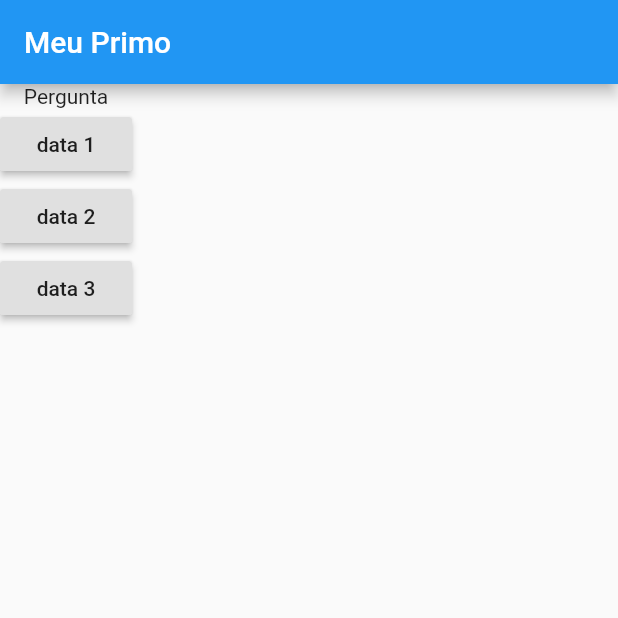
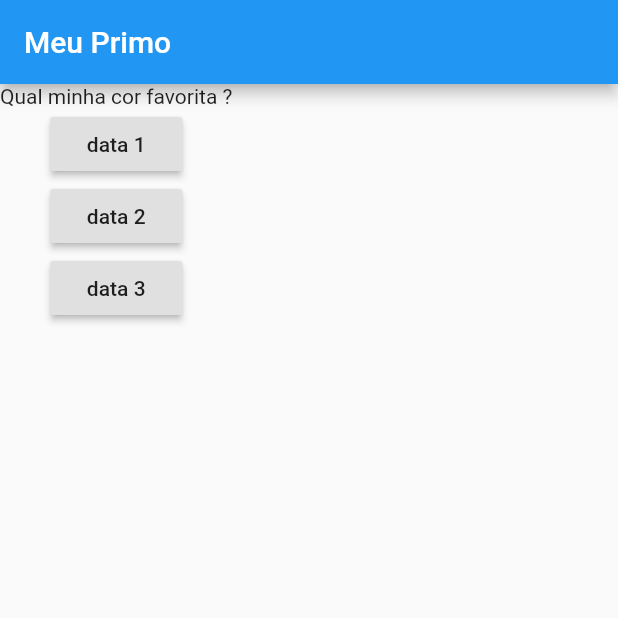
Before and after one commit to mavmaso/flutter_complete_guide, a Flutter app: the screen it shows after launch, after a tap on "data 1", on a phone screen of 412 x 824 dp, the top half of it. Run offline on Flutter 3.47's test engine with Material 2 defaults, Android fonts, the phone set to English and light mode, and no system bars.

Commit message:
Update Widget Data

```diff
--- a/lib/main.dart
+++ b/lib/main.dart
@@ -3,12 +3,19 @@ import 'package:flutter/material.dart';
 void main() => runApp(MyApp());
 
 class MyApp extends StatelessWidget {
+  var questionIndex = 0;
+
   void answerQuestion() {
-    print('Resposta escolhida');
+    questionIndex ++;
+    print(questionIndex);
   }
 
   @override
   Widget build(BuildContext context) {
+    var questions = [
+      "Qual minha cor favorita ?",
+      'Qual meu animal favorito ?'
+    ];
     return MaterialApp(
       home: Scaffold(
         appBar: AppBar(
@@ -16,14 +23,14 @@ class MyApp extends StatelessWidget {
         ),
         body: Column(
           children: [
-            Text('Pergunta'),
+            Text(questions[questionIndex]),
             RaisedButton(
               child: Text('data 1'),
               onPressed: answerQuestion,
             ),
             RaisedButton(
               child: Text('data 2'),
-              onPressed: answerQuestion,
+              onPressed: () => print('Resposta 2'),
             ),
             RaisedButton(
               child: Text('data 3'),
```
